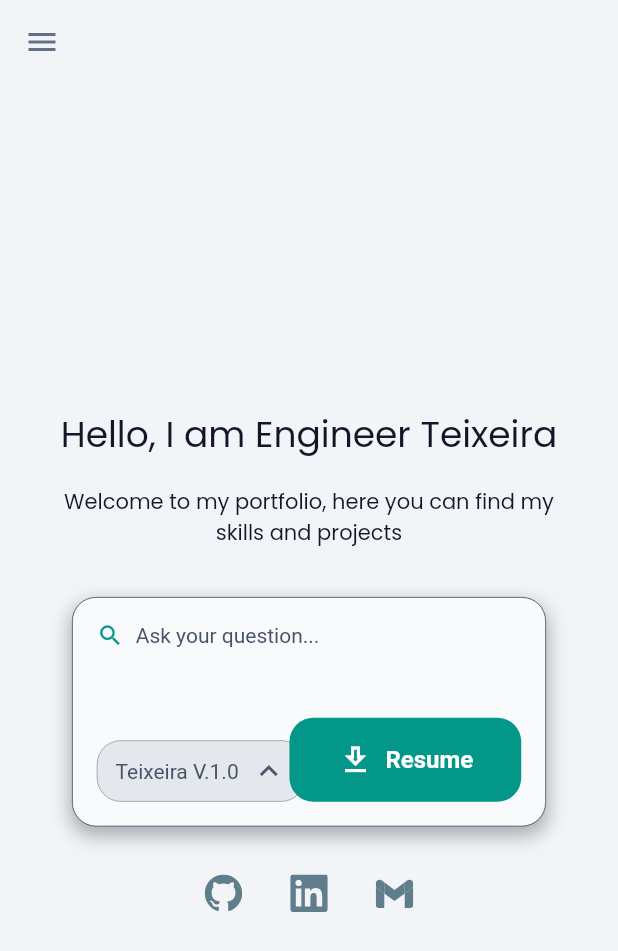
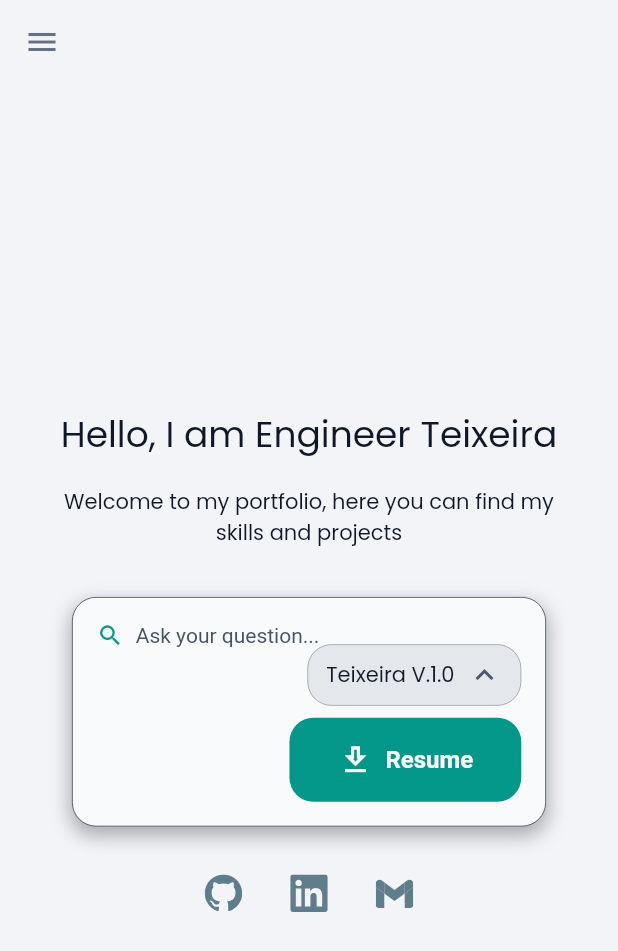
Before and after one commit to Teixeira49/portafolio, a Flutter app: the screen it shows after launch, on a phone screen of 412 x 824 dp. Shown: the top 951 px of the screen. Run offline on Flutter 3.47's test engine with Material 3 defaults, Android fonts, the phone set to English and light mode, and no system bars; our stand-ins replace equatable, flutter_bloc, flutter_svg, gap, get_it, google_fonts and 1 more; generated files the repository leaves out were written again.

Commit message:
Refactor chat text field layout and update home titles
- Update `_ChatTextFieldStack` to use `LayoutBuilder` for responsive layout adjustments on smaller screens.
- Switch layout from Row to Column for bot model and resume button when width is < 305.
- Apply `ExtendedTextTheme.textSmall` to the AI Model Layer text.
- Replace hardcoded app title string with `context.l10n.appTitle` in `HomeBody` and `HomePage`.
- Add padding to `CustomTitleBadged` in `HomePage` actions.

```diff
--- a/lib/src/features/home/presentation/page/home_page.dart
+++ b/lib/src/features/home/presentation/page/home_page.dart
@@ -67,13 +67,23 @@ class HomeView extends StatelessWidget {
       builder: (context, state) {
         final title =
             state.chatName != "Home Chat"
-                ? Text('Portafolio de Teixeira49')
+                ? Text(
+                  context.l10n.appTitle,
+                  style: ExtendedTextTheme.titleMedium(context),
+                )
                 : null;
         return BaseLayoutPage(
           title: title,
           centerTitle: false,
           actions: [
-            if (title != null) CustomTitleBadged(name: state.chatName),
+            if (title != null)
+              Container(
+                margin: EdgeInsets.symmetric(
+                  vertical: WidthValues.spacingXs,
+                  horizontal: WidthValues.spacingMd,
+                ),
+                child: CustomTitleBadged(name: state.chatName),
+              ),
           ],
           child: HomeBody(),
         );
--- a/lib/src/features/home/presentation/widget/home_body.dart
+++ b/lib/src/features/home/presentation/widget/home_body.dart
@@ -22,7 +22,7 @@ class HomeBody extends StatelessWidget {
                   Positioned(
                     top: WidthValues.padding,
                     child: Text(
-                      'Portafolio de Teixeira49',
+                      context.l10n.appTitle,
                       style: ExtendedTextTheme.titleMedium(context),
                     ),
                   ),
--- a/lib/src/features/home/presentation/widget/home_widgets.dart
+++ b/lib/src/features/home/presentation/widget/home_widgets.dart
@@ -108,18 +108,38 @@ class _ChatTextFieldDefaultModel extends StatelessWidget {
   Widget build(BuildContext context) => SizedBox(
     height: 120,
     key: const ValueKey('stack'),
-    child: Stack(
+    child: LayoutBuilder(
+      builder: (context, constraints) {
+        final isSmallScreen = constraints.maxWidth < 305;
+        final children = [
+          _ChatTextFieldContainerBotModel(),
+          _ChatTextFieldResumeButton(),
+        ];
+        return Stack(
           children: [
             _ChatTextFieldSearchQuestion(),
             Align(
-          alignment: Alignment.bottomLeft,
-          child: _ChatTextFieldContainerBotModel(),
+              alignment:
+                  isSmallScreen
+                      ? Alignment.bottomRight
+                      : Alignment.bottomCenter,
+              child:
+                  isSmallScreen
+                      ? Column(
+                        crossAxisAlignment: CrossAxisAlignment.end,
+                        spacing: WidthValues.spacingXs,
+                        mainAxisSize: MainAxisSize.min,
+                        children: children,
+                      )
+                      : Row(
+                        mainAxisSize: MainAxisSize.max,
+                        mainAxisAlignment: MainAxisAlignment.spaceBetween,
+                        children: children,
                       ),
-        Align(
-          alignment: Alignment.bottomRight,
-          child: _ChatTextFieldResumeButton(),
             ),
           ],
+        );
+      },
     ),
   );
 }
@@ -145,7 +165,10 @@ class _ChatTextFieldContainerBotModel extends StatelessWidget {
       spacing: WidthValues.spacingXs,
       mainAxisSize: MainAxisSize.min,
       children: [
-        Text(context.l10n.homePageIAModelLayer),
+        Text(
+          context.l10n.homePageIAModelLayer,
+          style: ExtendedTextTheme.textSmall(context),
+        ),
         Icon(
           Icons.keyboard_arrow_up_outlined,
           color: ColorValues.borderSolid(context).withAlpha(220),
```
Lines whose indentation alone changed are shown as unchanged.
